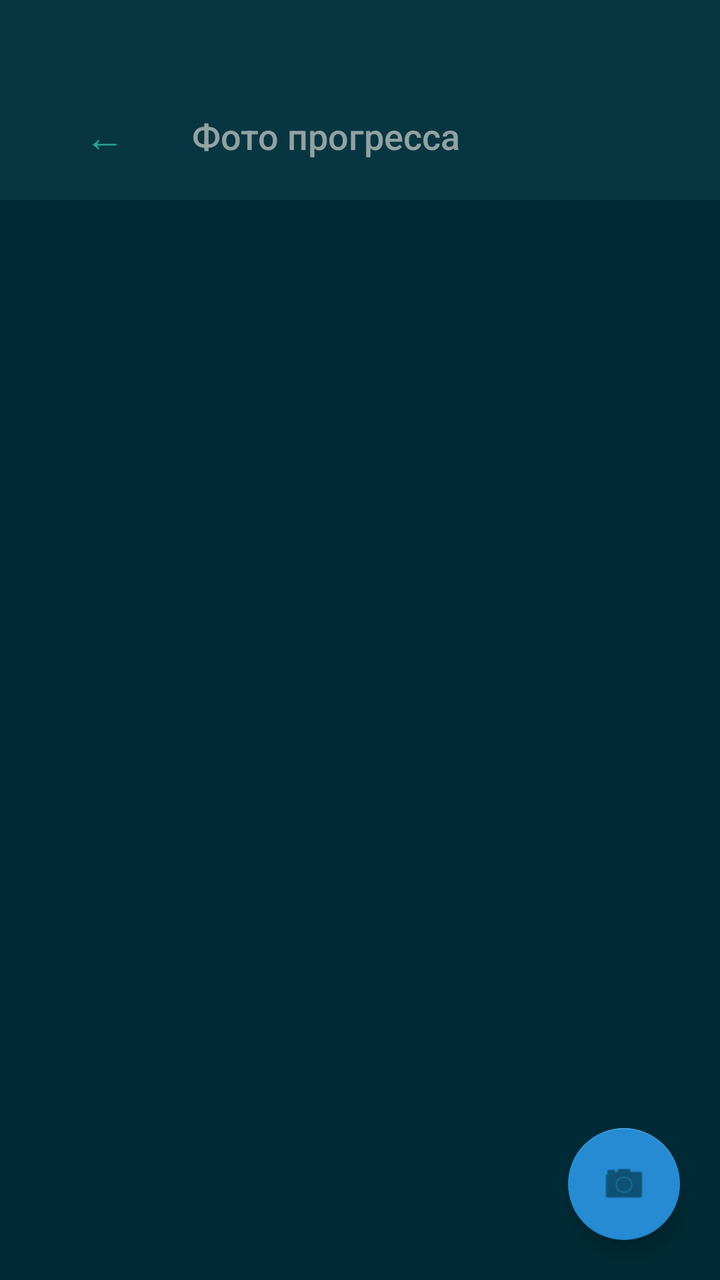
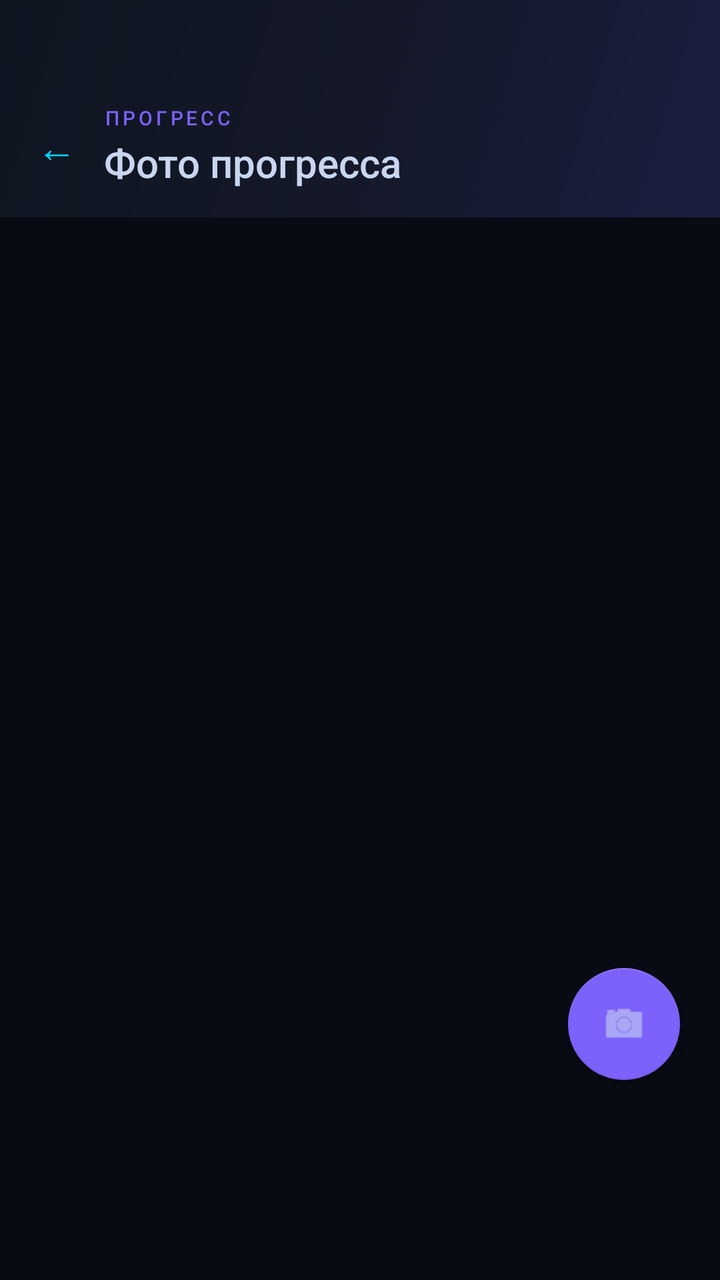

Screens rendered from an Android XML layout before and after an edit, with the pre-edit source and the edit as a unified diff.
<!-- AndroidManifest.xml: application theme Theme.FitnessTrainer -->
<!-- res/layout/fragment_photos.xml -->
<?xml version="1.0" encoding="utf-8"?>
<androidx.coordinatorlayout.widget.CoordinatorLayout
    xmlns:android="http://schemas.android.com/apk/res/android"
    xmlns:app="http://schemas.android.com/apk/res-auto"
    android:layout_width="match_parent"
    android:layout_height="match_parent"
    android:background="@color/sol_base03">

    <LinearLayout
        android:id="@+id/toolbar"
        android:layout_width="match_parent"
        android:layout_height="wrap_content"
        android:orientation="horizontal"
        android:paddingHorizontal="8dp"
        android:paddingTop="44dp"
        android:paddingBottom="8dp"
        android:background="@color/sol_base02"
        android:gravity="center_vertical">

        <com.google.android.material.button.MaterialButton
            android:id="@+id/btn_back"
            style="@style/Widget.MaterialComponents.Button.TextButton"
            android:layout_width="wrap_content"
            android:layout_height="wrap_content"
            android:text="←"
            android:textColor="@color/sol_cyan"
            android:textSize="20sp"/>

        <TextView
            android:layout_width="0dp"
            android:layout_height="wrap_content"
            android:layout_weight="1"
            android:text="Фото прогресса"
            android:textColor="@color/sol_base1"
            android:textSize="18sp"
            android:fontFamily="sans-serif-medium"/>
    </LinearLayout>

    <FrameLayout
        android:layout_width="match_parent"
        android:layout_height="match_parent"
        android:layout_marginTop="92dp">

        <ProgressBar
            android:id="@+id/progress_bar"
            android:layout_width="wrap_content"
            android:layout_height="wrap_content"
            android:layout_gravity="center"
            android:visibility="gone"/>

        <TextView
            android:id="@+id/tv_empty"
            android:layout_width="wrap_content"
            android:layout_height="wrap_content"
            android:layout_gravity="center"
            android:text="Фото пока нет"
            android:textColor="@color/sol_base01"
            android:textSize="16sp"
            android:visibility="gone"/>

        <androidx.recyclerview.widget.RecyclerView
            android:id="@+id/rv_photos"
            android:layout_width="match_parent"
            android:layout_height="match_parent"
            android:paddingHorizontal="8dp"
            android:paddingTop="8dp"
            android:paddingBottom="80dp"
            android:clipToPadding="false"/>

        <com.google.android.material.floatingactionbutton.FloatingActionButton
            android:id="@+id/fab_upload"
            android:layout_width="wrap_content"
            android:layout_height="wrap_content"
            android:layout_gravity="bottom|end"
            android:layout_margin="20dp"
            android:src="@android:drawable/ic_menu_camera"
            app:backgroundTint="@color/sol_blue"
            app:tint="@color/sol_base03"/>
    </FrameLayout>

</androidx.coordinatorlayout.widget.CoordinatorLayout>
<!-- resources referenced by this layout -->
<resources>
  <color name="sol_base01">#586E75</color>
  <color name="sol_base02">#073642</color>
  <color name="sol_base03">#002B36</color>
  <color name="sol_base1">#93A1A1</color>
  <color name="sol_blue">#268BD2</color>
  <color name="sol_cyan">#2AA198</color>
  <style name="Theme.FitnessTrainer" parent="Theme.MaterialComponents.DayNight.NoActionBar">
          <item name="colorPrimary">@color/md_primary</item>
          <item name="colorPrimaryDark">@color/md_primary_variant</item>
          <item name="colorAccent">@color/md_secondary</item>
          <item name="android:windowBackground">@color/md_background</item>
          <item name="android:statusBarColor">@color/md_background</item>
          <item name="android:navigationBarColor">@color/md_background</item>
          <item name="android:windowLightStatusBar">true</item>
          <item name="android:windowLightNavigationBar">true</item>
          <item name="android:windowActivityTransitions">true</item>
          <item name="android:fontFamily">sans-serif</item>
      </style>
  <color name="md_primary">#1E88E5</color>
  <color name="md_primary_variant">#1565C0</color>
  <color name="md_secondary">#00BCD4</color>
  <color name="md_background">#F8FAFB</color>
</resources>

<!-- the commit's change to res/layout/fragment_photos.xml (unified diff, before → after) -->
@@ -4,42 +4,64 @@
     xmlns:app="http://schemas.android.com/apk/res-auto"
     android:layout_width="match_parent"
     android:layout_height="match_parent"
-    android:background="@color/sol_base03">
+    android:background="?attr/bgPrimary">
 
+    
     <LinearLayout
         android:id="@+id/toolbar"
         android:layout_width="match_parent"
         android:layout_height="wrap_content"
         android:orientation="horizontal"
         android:paddingHorizontal="8dp"
-        android:paddingTop="44dp"
-        android:paddingBottom="8dp"
-        android:background="@color/sol_base02"
+        android:paddingTop="52dp"
+        android:paddingBottom="14dp"
+        android:background="@drawable/gradient_header"
         android:gravity="center_vertical">
 
         <com.google.android.material.button.MaterialButton
             android:id="@+id/btn_back"
             style="@style/Widget.MaterialComponents.Button.TextButton"
-            android:layout_width="wrap_content"
-            android:layout_height="wrap_content"
+            android:layout_width="40dp"
+            android:layout_height="40dp"
             android:text="←"
-            android:textColor="@color/sol_cyan"
-            android:textSize="20sp"/>
+            android:textColor="@color/accent_cyan"
+            android:textSize="20sp"
+            android:padding="0dp"
+            android:minWidth="0dp"/>
 
-        <TextView
+        <LinearLayout
             android:layout_width="0dp"
             android:layout_height="wrap_content"
             android:layout_weight="1"
-            android:text="Фото прогресса"
-            android:textColor="@color/sol_base1"
-            android:textSize="18sp"
-            android:fontFamily="sans-serif-medium"/>
+            android:orientation="vertical"
+            android:layout_marginStart="4dp">
+
+            <TextView
+                android:layout_width="wrap_content"
+                android:layout_height="wrap_content"
+                android:text="ПРОГРЕСС"
+                android:textColor="@color/accent_violet"
+                android:textSize="10sp"
+                android:letterSpacing="0.16"
+                android:fontFamily="sans-serif-medium"/>
+
+            <TextView
+                android:layout_width="wrap_content"
+                android:layout_height="wrap_content"
+                android:layout_marginTop="2dp"
+                android:text="Фото прогресса"
+                android:textColor="@color/text_primary"
+                android:textSize="20sp"
+                android:fontFamily="sans-serif-medium"/>
+
+        </LinearLayout>
+
     </LinearLayout>
 
     <FrameLayout
         android:layout_width="match_parent"
         android:layout_height="match_parent"
-        android:layout_marginTop="92dp">
+        android:layout_marginTop="104dp">
 
         <ProgressBar
             android:id="@+id/progress_bar"
@@ -48,15 +70,54 @@
             android:layout_gravity="center"
             android:visibility="gone"/>
 
-        <TextView
-            android:id="@+id/tv_empty"
+        
+        <LinearLayout
             android:layout_width="wrap_content"
             android:layout_height="wrap_content"
             android:layout_gravity="center"
-            android:text="Фото пока нет"
-            android:textColor="@color/sol_base01"
-            android:textSize="16sp"
-            android:visibility="gone"/>
+            android:orientation="vertical"
+            android:gravity="center"
+            android:visibility="gone"
+            android:id="@+id/empty_state">
+
+            <TextView
+                android:layout_width="wrap_content"
+                android:layout_height="wrap_content"
+                android:text="📸"
+                android:textSize="48sp"/>
+
+            <TextView
+                android:id="@+id/tv_empty"
+                android:layout_width="wrap_content"
+                android:layout_height="wrap_content"
+                android:layout_marginTop="12dp"
+                android:text="Фото пока нет"
+                android:textColor="@color/text_hint"
+                android:textSize="16sp"
+                android:fontFamily="sans-serif-medium"/>
+
+            <TextView
+                android:layout_width="wrap_content"
+                android:layout_height="wrap_content"
+                android:layout_marginTop="6dp"
+                android:id="@+id/tv_empty_sub"
+                android:text="Нажмите + чтобы загрузить фото"
+                android:textColor="@color/text_hint"
+                android:textSize="13sp"
+                android:gravity="center"/>
+
+            <com.google.android.material.button.MaterialButton
+                android:id="@+id/btn_retry"
+                style="@style/Widget.MaterialComponents.Button.OutlinedButton"
+                android:layout_width="wrap_content"
+                android:layout_height="wrap_content"
+                android:layout_marginTop="20dp"
+                android:text="Повторить"
+                android:textColor="@color/accent_violet"
+                app:strokeColor="@color/accent_violet"
+                android:visibility="gone"/>
+
+        </LinearLayout>
 
         <androidx.recyclerview.widget.RecyclerView
             android:id="@+id/rv_photos"
@@ -64,18 +125,21 @@
             android:layout_height="match_parent"
             android:paddingHorizontal="8dp"
             android:paddingTop="8dp"
-            android:paddingBottom="80dp"
+            android:paddingBottom="88dp"
             android:clipToPadding="false"/>
 
+        
         <com.google.android.material.floatingactionbutton.FloatingActionButton
             android:id="@+id/fab_upload"
             android:layout_width="wrap_content"
             android:layout_height="wrap_content"
             android:layout_gravity="bottom|end"
-            android:layout_margin="20dp"
+            android:layout_marginEnd="20dp"
+            android:layout_marginBottom="100dp"
             android:src="@android:drawable/ic_menu_camera"
-            app:backgroundTint="@color/sol_blue"
-            app:tint="@color/sol_base03"/>
+            app:backgroundTint="@color/accent_violet"
+            app:tint="@color/text_primary"/>
+
     </FrameLayout>
 
 </androidx.coordinatorlayout.widget.CoordinatorLayout>
<!-- resource entries referenced after the edit -->
@@ -1,26 +1,51 @@
 <!-- resources referenced by this layout -->
 <resources>
-  <color name="sol_base01">#586E75</color>
-  <color name="sol_base02">#073642</color>
-  <color name="sol_base03">#002B36</color>
-  <color name="sol_base1">#93A1A1</color>
-  <color name="sol_blue">#268BD2</color>
-  <color name="sol_cyan">#2AA198</color>
-  <style name="Theme.FitnessTrainer" parent="Theme.MaterialComponents.DayNight.NoActionBar">
-          <item name="colorPrimary">@color/md_primary</item>
-          <item name="colorPrimaryDark">@color/md_primary_variant</item>
-          <item name="colorAccent">@color/md_secondary</item>
-          <item name="android:windowBackground">@color/md_background</item>
-          <item name="android:statusBarColor">@color/md_background</item>
-          <item name="android:navigationBarColor">@color/md_background</item>
-          <item name="android:windowLightStatusBar">true</item>
-          <item name="android:windowLightNavigationBar">true</item>
+  <color name="accent_cyan">#00D4FF</color>
+  <color name="accent_violet">#7C61FA</color>
+  <color name="text_hint">#5E7A99</color>
+  <color name="text_primary">#C8D6F0</color>
+  <!-- drawable gradient_header (drawable) -->
+  <?xml version="1.0" encoding="utf-8"?>
+  <shape xmlns:android="http://schemas.android.com/apk/res/android">
+      <gradient
+          android:type="linear"
+          android:angle="135"
+          android:startColor="#1A1F40"
+          android:centerColor="#141828"
+          android:endColor="#0F1521"/>
+  </shape>
+  <style name="Theme.FitnessTrainer" parent="Theme.MaterialComponents.NoActionBar">
+          <item name="colorPrimary">@color/accent_indigo</item>
+          <item name="colorPrimaryDark">@color/bg_surface</item>
+          <item name="colorAccent">@color/accent_cyan</item>
+          <item name="colorSurface">@color/bg_surface</item>
+          <item name="colorOnSurface">@color/text_primary</item>
+          <item name="android:windowBackground">@color/bg_primary</item>
+          <item name="android:statusBarColor">@color/bg_primary</item>
+          <item name="android:navigationBarColor">@color/bg_surface</item>
+          <item name="android:windowLightStatusBar">false</item>
+          <item name="android:windowLightNavigationBar">false</item>
+          <item name="android:textColorPrimary">@color/text_primary</item>
+          <item name="android:textColorSecondary">@color/text_secondary</item>
+          <item name="android:textColorHint">@color/text_hint</item>
+          <item name="android:fontFamily">sans-serif</item>
           <item name="android:windowActivityTransitions">true</item>
-          <item name="android:fontFamily">sans-serif</item>
+          <item name="rippleColor">#335B6AF0</item>
+          
+          <item name="bgPrimary">@color/bg_primary</item>
+          <item name="bgSurface">@color/bg_surface</item>
+          <item name="bgElevated">@color/bg_elevated</item>
+          <item name="textPrimary">@color/text_primary</item>
+          <item name="textSecondary">@color/text_secondary</item>
+          <item name="textHint">@color/text_hint</item>
+          <item name="borderDefault">@color/border_default</item>
+          <item name="accentMain">@color/accent_indigo</item>
       </style>
-  <color name="md_primary">#1E88E5</color>
-  <color name="md_primary_variant">#1565C0</color>
-  <color name="md_secondary">#00BCD4</color>
-  <color name="md_background">#F8FAFB</color>
+  <color name="accent_indigo">#5B6AF0</color>
+  <color name="bg_surface">#0F1521</color>
+  <color name="bg_primary">#080B14</color>
+  <color name="text_secondary">#8BA3C0</color>
+  <color name="bg_elevated">#161E30</color>
+  <color name="border_default">#1E2D45</color>
 </resources>
 
